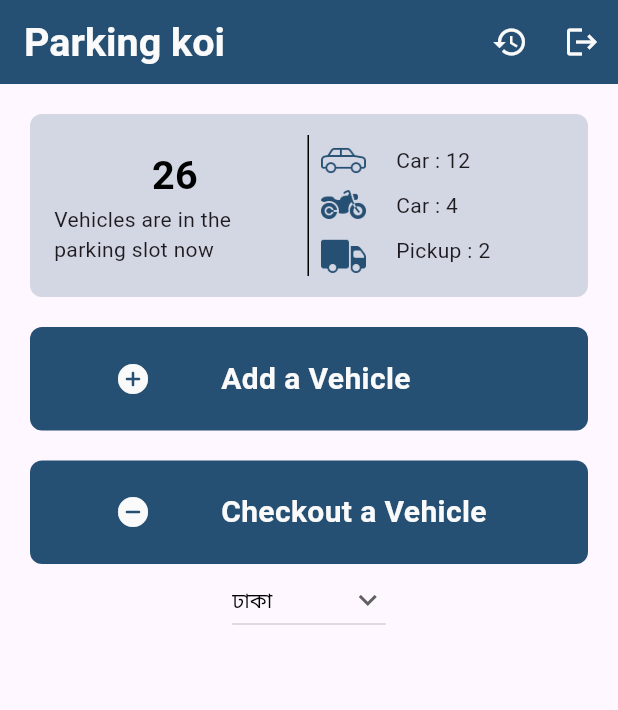
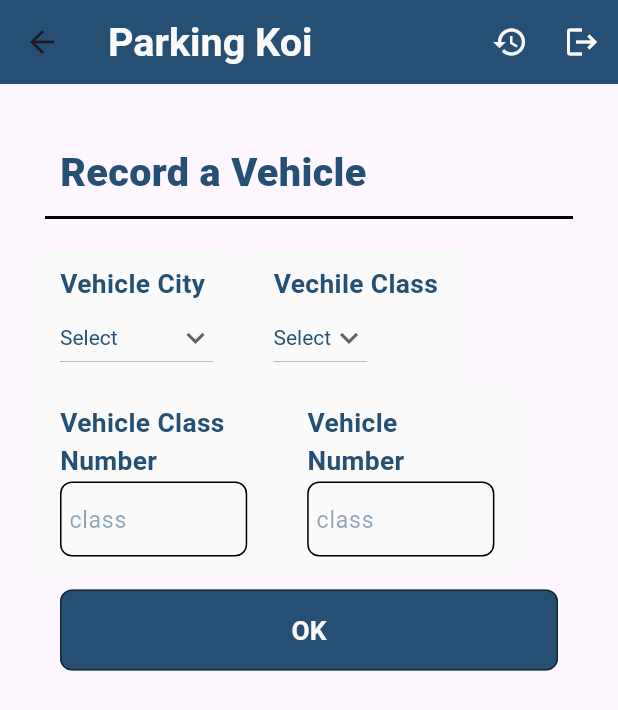
Before and after one commit to fahimmahmud618/parking_koi, a Flutter app: the HomePage widget shown alone on an empty page, opened directly, after a tap on "Add a Vehicle", on a phone screen of 412 x 824 dp. Shown: the top 710 px of the screen. Run offline on Flutter 3.47's test engine with Material 3 defaults, Android fonts, the phone set to English and light mode, and no system bars; missing offline and left inert: cache_manager, dart:js.

Commit message:
add vehicle page

```diff
--- /dev/null
+++ b/lib/controller/vehicle_registration_info.dart
@@ -0,0 +1,104 @@
+
+List<Map<String, String>> city=[
+  {'key': 'Select', 'value': 'null'},
+  {'key': 'ঢাকা-মেট্রো', 'value': 'DHAKA METRO'},
+  {'key': 'ফরিদপুর', 'value': 'FARIDPUR'},
+  {'key': 'গাজীপুর', 'value': 'GAZIPUR'},
+  {'key': 'গোপালগঞ্জ', 'value': 'GOPALGANJ'},
+  {'key': 'জামালপুর', 'value': 'JAMALPUR'},
+  {'key': 'কিশোরগঞ্জ', 'value': 'KISHOREGANJ'},
+  {'key': 'মাদারীপুর', 'value': 'MADARIPUR'},
+  {'key': 'মানিকগঞ্জ', 'value': 'MANIKGANJ'},
+  {'key': 'মুন্সীগঞ্জ', 'value': 'MUNSHIGANJ'},
+  {'key': 'ময়মনসিংহ', 'value': 'MYMENSINGH'},
+  {'key': 'নারায়ণগঞ্জ', 'value': 'NARAYANGANJ'},
+  {'key': 'নরসিংদী', 'value': 'NARSINGDI'},
+  {'key': 'নেত্রকোনা', 'value': 'NETROKONA'},
+  {'key': 'রাজবাড়ী', 'value': 'RAJBARI'},
+  {'key': 'শরীয়তপুর', 'value': 'SHARIATPUR'},
+  {'key': 'শেরপুর', 'value': 'SHERPUR'},
+  {'key': 'টাঙ্গাইল', 'value': 'TANGAIL'},
+  {'key': 'বগুড়া', 'value': 'BOGRA'},
+  {'key': 'জয়পুরহাট', 'value': 'JOYPURHAT'},
+  {'key': 'নওগাঁ', 'value': 'NAOGAON'},
+  {'key': 'নাটোর', 'value': 'NATORE'},
+  {'key': 'নবাবগঞ্জ', 'value': 'NAWABGANJ'},
+  {'key': 'পাবনা', 'value': 'PABNA'},
+  {'key': 'রাজশাহী', 'value': 'RAJSHAHI'},
+  {'key': 'সিরাজগঞ্জ', 'value': 'SIRAJGONJ'},
+  {'key': 'দিনাজপুর', 'value': 'DINAJPUR'},
+  {'key': 'গাইবান্ধা', 'value': 'GAIBANDHA'},
+  {'key': 'কুড়িগ্রাম', 'value': 'KURIGRAM'},
+  {'key': 'লালমনিরহাট', 'value': 'LALMONIRHAT'},
+  {'key': 'নীলফামারী', 'value': 'NILPHAMARI'},
+  {'key': 'পঞ্চগড়', 'value': 'PANCHAGARH'},
+  {'key': 'রংপুর', 'value': 'RANGPUR'},
+  {'key': 'ঠাকুরগাঁও', 'value': 'THAKURGAON'},
+  {'key': 'বরগুনা', 'value': 'BARGUNA'},
+  {'key': 'বরিশাল', 'value': 'BARISAL'},
+  {'key': 'ভোলা', 'value': 'BHOLA'},
+  {'key': 'ঝালকাঠি', 'value': 'JHALOKATI'},
+  {'key': 'পটুয়াখালী', 'value': 'PATUAKHALI'},
+  {'key': 'পিরোজপুর', 'value': 'PIROJPUR'},
+  {'key': 'বান্দরবান', 'value': 'BANDARBAN'},
+  {'key': 'ব্রাহ্মণবাড়িয়া', 'value': 'BRAHMANBARIA'},
+  {'key': 'চাঁদপুর', 'value': 'CHANDPUR'},
+  {'key': 'চট্টগ্রাম', 'value': 'CHITTAGONG'},
+  {'key': 'কুমিল্লা', 'value': 'COMILLA'},
+  {'key': 'কক্সবাজার', 'value': 'COX''S BAZAR'},
+  {'key': 'ফেনী', 'value': 'FENI'},
+  {'key': 'খাগড়াছড়ি', 'value': 'KHAGRACHARI'},
+  {'key': 'লক্ষ্মীপুর', 'value': 'LAKSHMIPUR'},
+  {'key': 'নোয়াখালী', 'value': 'NOAKHALI'},
+  {'key': 'রাঙ্গামাটি', 'value': 'RANGAMATI'},
+  {'key': 'হবিগঞ্জ', 'value': 'HABIGANJ'},
+  {'key': 'মৌলভীবাজার', 'value': 'MAULVIBAZAR'},
+  {'key': 'সুনামগঞ্জ', 'value': 'SUNAMGANJ'},
+  {'key': 'সিলেট', 'value': 'SYLHET'},
+  {'key': 'বাগেরহাট', 'value': 'BAGERHAT'},
+  {'key': 'চুয়াডাঙ্গা', 'value': 'CHUADANGA'},
+  {'key': 'যশোর', 'value': 'JESSORE'},
+  {'key': 'ঝিনাইদহ', 'value': 'JHENAIDAH'},
+  {'key': 'খুলনা', 'value': 'KHULNA'},
+  {'key': 'কুষ্টিয়া', 'value': 'KUSHTIA'},
+  {'key': 'মাগুরা', 'value': 'MAGURA'},
+  {'key': 'মেহেরপুর', 'value': 'MEHERPUR'},
+  {'key': 'নড়াইল', 'value': 'NARAIL'},
+  {'key': 'সাতক্ষীরা', 'value': 'SATKHIRA'},
+];
+
+List<Map<String, String>> vehicleClassLetter = [
+  {'key': 'Select', 'value': 'null'},
+  {'key': 'এ', 'value': 'A'},
+  {'key': 'হ', 'value': 'HA'},
+  {'key': 'ল', 'value': 'LA'},
+  {'key': 'ক', 'value': 'KA'},
+  {'key': 'খ', 'value': 'KHA'},
+  {'key': 'গ', 'value': 'GA'},
+  {'key': 'ভ', 'value': 'BHA'},
+  {'key': 'ঘ', 'value': 'GHA'},
+  {'key': 'চ', 'value': 'CHA'},
+  {'key': 'প', 'value': 'PA'},
+  {'key': 'ছ', 'value': 'CAA'},
+  {'key': 'জ', 'value': 'JA'},
+  {'key': 'ঝ', 'value': 'JHA'},
+  {'key': 'ব', 'value': 'BA'},
+  {'key': 'স', 'value': 'SA'},
+  {'key': 'ত', 'value': 'TWA'},
+  {'key': 'থ', 'value': 'TAW'},
+  {'key': 'দ', 'value': 'DWA'},
+  {'key': 'ফ', 'value': 'FA'},
+  {'key': 'ঠ', 'value': 'THA'},
+  {'key': 'ম', 'value': 'MA'},
+  {'key': 'ন', 'value': 'NA'},
+  {'key': 'অ', 'value': 'AU'},
+  {'key': 'ড', 'value': 'DA'},
+  {'key': 'উ', 'value': 'U'},
+  {'key': 'ট', 'value': 'TA'},
+  {'key': 'ঢ', 'value': 'DHA'},
+  {'key': 'শ', 'value': 'SHA'},
+  {'key': 'ই', 'value': 'E'},
+];
+
+List<String> banglaCityNames = city.map((map) => map['key']!).toList();
+List<String> banglaVehicleClassLetter = vehicleClassLetter.map((map) => map['key']!).toList();
--- /dev/null
+++ b/lib/view/pages/add_vehicle.dart
@@ -0,0 +1,143 @@
+import 'package:flutter/material.dart';
+import 'package:parking_koi/controller/vehicle_registration_info.dart';
+import 'package:parking_koi/view/styles.dart';
+import 'package:parking_koi/view/widgets/action_button.dart';
+import 'package:parking_koi/view/widgets/appbar.dart';
+import 'package:parking_koi/view/widgets/dropdown.dart';
+import 'package:parking_koi/view/widgets/input_text_widget.dart';
+import 'package:parking_koi/view/widgets/my_app_safe_page.dart';
+import 'package:parking_koi/view/widgets/page_heading_title.dart';
+
+class AddVehicle extends StatefulWidget {
+  const AddVehicle({super.key});
+
+  @override
+  State<AddVehicle> createState() => _AddVehicleState();
+}
+
+class _AddVehicleState extends State<AddVehicle> {
+  String? cityCode;
+  String? vehicleclassLetter;
+  String? registrationNUmber;
+  bool registrationNumberMade = false;
+  bool isQRGenerated = false;
+  TextEditingController vehicleClassNumber = new TextEditingController();
+  TextEditingController vehicleNumber = new TextEditingController();
+
+  void set_cityCode(String x) {
+    setState(() {
+      cityCode = x;
+    });
+  }
+
+  void set_vehicleClassLetter(String x) {
+    setState(() {
+      vehicleclassLetter = x;
+    });
+  }
+
+  void make_registration() {
+    setState(() {
+      registrationNumberMade = true;
+      registrationNUmber = cityCode! +
+          "-" +
+          vehicleclassLetter! +
+          "\n" +
+          vehicleClassNumber.text +
+          "-" +
+          vehicleNumber.text;
+      print(registrationNUmber);
+    });
+  }
+
+  void generate_QR(){
+    //TODO Mehzabin
+    setState(() {
+      isQRGenerated=true;
+    });
+  }
+
+  void print_QR(){
+    //TODO Mehzabin
+  }
+
+  @override
+  void initState() {
+    super.initState();
+  }
+
+  @override
+  Widget build(BuildContext context) {
+    return MyAppSafePage(
+        MyAppBar(context, "Parking Koi", colorbluedark, colorWhite),
+        Container(
+          child: Column(
+            crossAxisAlignment: CrossAxisAlignment.center,
+            children: [
+              PageHeadingTitle(context, "Record a Vehicle", colorbluedark),
+
+              Row(
+                children: [
+                  MyDropDown(
+                      title: "Vehicle City",
+                      itemList: banglaCityNames,
+                      selectedOption: banglaCityNames[0],
+                      textColor: colorbluedark,
+                      onChanged: set_cityCode),
+                  MyDropDown(
+                      title: "Vechile Class",
+                      itemList: banglaVehicleClassLetter,
+                      selectedOption: banglaVehicleClassLetter[0],
+                      textColor: colorbluedark,
+                      onChanged: set_vehicleClassLetter),
+                ],
+              ),
+              Row(
+                children: [
+                  InputTextWidgetSized(
+                      context,
+                      0.4,
+                      colorWhite,
+                      colorbluedark,
+                      "Vehicle Class Number",
+                      "class",
+                      vehicleClassNumber,
+                      false),
+                  InputTextWidgetSized(context, 0.4, colorWhite, colorbluedark,
+                      "Vehicle Number", "class", vehicleNumber, false),
+                ],
+              ),
+              ActionButton(context, bgcolor, "OK", make_registration),
+              // Text("Registration Number: $cityCode-$vehicleClassLetter $vehicleClassNumberS-$vehicleNumberS")
+              registrationNumberMade
+                  ? Text(
+                      "Finalize Registration Number",
+                      style: boldTextStyle(context, colorbluedark),
+                    )
+                  : Text(""),
+              SizedBox(
+                height: 20,
+              ),
+              registrationNumberMade
+                  ? Container(
+                      padding: EdgeInsets.all(8),
+                      decoration: BoxDecoration(
+                          color: colorWhite,
+                          borderRadius: BorderRadius.circular(8),
+                          border: Border.all(
+                            color: Colors.black,
+                            width: 1,
+                          )),
+                      child: Text(
+                        "$registrationNUmber",
+                        style: boldTextStyle(context, colorbluedark),
+                      ))
+                  : Text(""),
+              registrationNumberMade? ActionButton(context, bgcolor, "Generate QR Code", generate_QR):Text(""),
+              isQRGenerated? ActionButton(context, bgcolor, "Print QR Code", generate_QR): Text(""),
+
+            ],
+          ),
+        ));
+  }
+}
--- a/lib/view/pages/home_page.dart
+++ b/lib/view/pages/home_page.dart
@@ -1,5 +1,7 @@
 import 'package:flutter/material.dart';
 import 'package:parking_koi/view/imageStrings.dart';
+import 'package:parking_koi/view/pages/add_vehicle.dart';
+import 'package:parking_koi/view/pages/remove_vehicle.dart';
 import 'package:parking_koi/view/styles.dart';
 import 'package:parking_koi/view/widgets/appbar.dart';
 import 'package:parking_koi/view/widgets/dropdown.dart';
@@ -19,83 +21,17 @@ class _HomePageState extends State<HomePage> {
   int bikeCount = 4;
   int truckCount = 2;
 
-  List<String> ditem = [
-    'ঢাকা',
-    'ফরিদপুর',
-    'গাজীপুর',
-    'গোপালগঞ্জ',
-    'জামালপুর',
-    'কিশোরগঞ্জ',
-    'মাদারীপুর',
-    'মানিকগঞ্জ',
-    'মুন্সীগঞ্জ',
-    'ময়মনসিংহ',
-    'নারায়ণগঞ্জ',
-    'নরসিংদী',
-    'নেত্রকোনা',
-    'রাজবাড়ী',
-    'শরীয়তপুর',
-    'শেরপুর',
-    'টাঙ্গাইল',
-    'বগুড়া',
-    'জয়পুরহাট',
-    'নওগাঁ',
-    'নাটোর',
-    'নবাবগঞ্জ',
-    'পাবনা',
-    'রাজশাহী',
-    'সিরাজগঞ্জ',
-    'দিনাজপুর',
-    'গাইবান্ধা',
-    'কুড়িগ্রাম',
-    'লালমনিরহাট',
-    'নীলফামারী',
-    'পঞ্চগড়',
-    'রংপুর',
-    'ঠাকুরগাঁও',
-    'বরগুনা',
-    'বরিশাল',
-    'ভোলা',
-    'ঝালকাঠি',
-    'পটুয়াখালী',
-    'পিরোজপুর',
-    'বান্দরবান',
-    'ব্রাহ্মণবাড়িয়া',
-    'চাঁদপুর',
-    'চট্টগ্রাম',
-    'কুমিল্লা',
-    'কক্সবাজার',
-    'ফেনী',
-    'খাগড়াছড়ি',
-    'লক্ষ্মীপুর',
-    'নোয়াখালী',
-    'রাঙ্গামাটি',
-    'হবিগঞ্জ',
-    'মৌলভীবাজার',
-    'সুনামগঞ্জ',
-    'সিলেট',
-    'বাগেরহাট',
-    'চুয়াডাঙ্গা',
-    'যশোর',
-    'ঝিনাইদহ',
-    'খুলনা',
-    'কুষ্টিয়া',
-    'মাগুরা',
-    'মেহেরপুর',
-    'নড়াইল',
-    'সাতক্ষীরা',
-  ];
   String? city;
   void set_city(String x){
     city=x;
     print(city);
   }
   void go_to_add_vehicle_page(){
-
+      Navigator.push(context, MaterialPageRoute(builder: (context)=>AddVehicle()));
   }
 
   void go_to_remove_vehicle_page(){
-
+    Navigator.push(context, MaterialPageRoute(builder: (context)=>RemoveVehicle()));
   }
   @override
   Widget build(BuildContext context) {
@@ -197,7 +133,6 @@ class _HomePageState extends State<HomePage> {
                 ),
               ),
             ),
-            MyDropDown(itemList: ditem, selectedOption: ditem[0], textColor: Colors.black, onChanged: set_city),
           ],
         ));
   }
--- /dev/null
+++ b/lib/view/pages/remove_vehicle.dart
@@ -0,0 +1,22 @@
+import 'package:flutter/material.dart';
+import 'package:parking_koi/view/styles.dart';
+import 'package:parking_koi/view/widgets/appbar.dart';
+import 'package:parking_koi/view/widgets/my_app_safe_page.dart';
+
+class RemoveVehicle extends StatefulWidget {
+  const RemoveVehicle({super.key});
+
+  @override
+  State<RemoveVehicle> createState() => _RemoveVehicleState();
+}
+
+class _RemoveVehicleState extends State<RemoveVehicle> {
+  @override
+  Widget build(BuildContext context) {
+    return MyAppSafePage(MyAppBar(context, "Parking Koi", colorbluedark, colorWhite),
+        Container(
+          child: Text("remove vehicle"),
+        )
+    );
+  }
+}
--- a/lib/view/widgets/dropdown.dart
+++ b/lib/view/widgets/dropdown.dart
@@ -1,12 +1,16 @@
 import 'package:flutter/material.dart';
 
+import '../styles.dart';
+
 class MyDropDown extends StatefulWidget {
+  final String title;
   final List<String> itemList;
   final String selectedOption;
   final Color textColor;
   final void Function(String) onChanged;
 
   const MyDropDown({
+    required this.title,
     required this.itemList,
     required this.selectedOption,
     required this.textColor,
@@ -29,7 +33,19 @@ class _MyDropDownState extends State<MyDropDown> {
   @override
   Widget build(BuildContext context) {
     return Container(
-      child: DropdownButton<String>(
+      // width: get_screenWidth(context)*sizeRatio,
+      // margin: EdgeInsets.fromLTRB(20, 5, 20, 5),
+      padding: EdgeInsets.fromLTRB(20, 10, 20, 10),
+      // padding: EdgeInsets.all(20),
+      decoration: BoxDecoration(
+          color: colorWhite,
+          borderRadius: BorderRadius.circular(8)
+      ),
+      child: Column(
+        crossAxisAlignment: CrossAxisAlignment.start,
+        children: [
+          Text(widget.title, style: boldTextStyle(context, colorbluedark),),
+          DropdownButton<String>(
             value: selectedValue,
             icon: const Icon(Icons.keyboard_arrow_down),
             style: TextStyle(color: widget.textColor),
@@ -51,6 +67,8 @@ class _MyDropDownState extends State<MyDropDown> {
               }
             },
           ),
+        ],
+      ),
     );
   }
 }
--- a/lib/view/widgets/input_text_widget.dart
+++ b/lib/view/widgets/input_text_widget.dart
@@ -38,3 +38,42 @@ Widget InputTextWidget(BuildContext context,Color borderColor, Color textColor,
     ),
   );
 }
+
+Widget InputTextWidgetSized(BuildContext context,double sizeRatio, Color borderColor, Color textColor, String title, String placeholder, TextEditingController textEditingController, bool ishide){
+  return Container(
+    width: get_screenWidth(context)*sizeRatio,
+    // margin: EdgeInsets.fromLTRB(20, 5, 20, 5),
+    padding: EdgeInsets.fromLTRB(20, 10, 20, 10),
+    // padding: EdgeInsets.all(20),
+    decoration: BoxDecoration(
+        color: borderColor,
+        borderRadius: BorderRadius.circular(8)
+    ),
+    child: Column(
+      crossAxisAlignment: CrossAxisAlignment.start,
+      children: [
+        Text(title, style: boldTextStyle(context, textColor),),
+        Container(
+          padding: EdgeInsets.symmetric(horizontal: 5),
+          margin: EdgeInsets.symmetric(vertical: 2),
+          decoration: BoxDecoration(
+              borderRadius: BorderRadius.circular(8),
+              border: Border.all(
+                color: Colors.black,
+                width: 1,
+              )
+          ),
+          child: TextField(
+            obscureText: ishide,
+            controller: textEditingController,
+            decoration: InputDecoration(
+                border: InputBorder.none,
+                hintText: placeholder,
+                hintStyle: hintTextStyle(context, textColor)
+            ),
+          ),
+        )
+      ],
+    ),
+  );
+}
```
Lines whose indentation alone changed are shown as unchanged.
